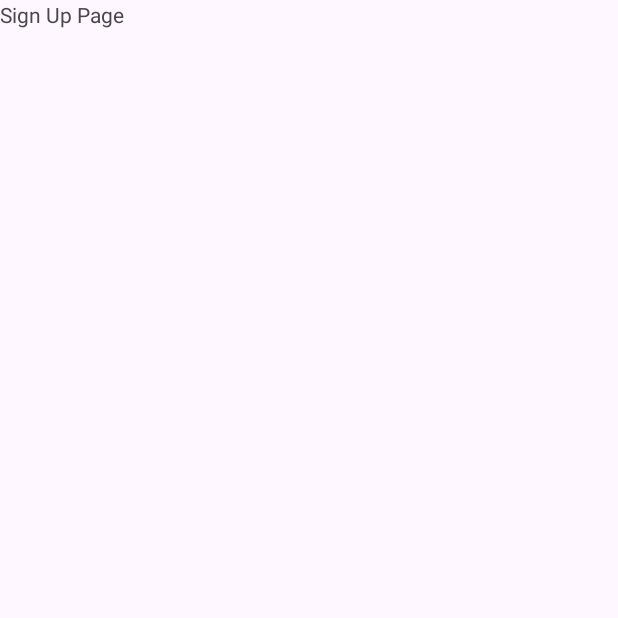
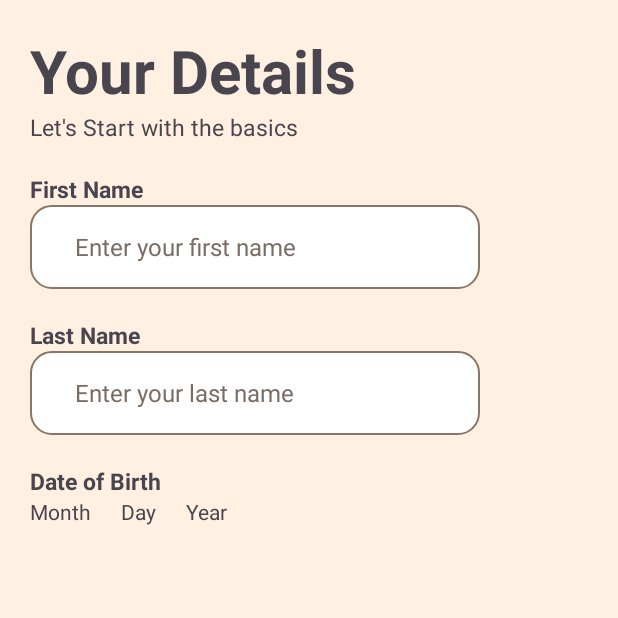
Before and after one commit to geezerbeez/DormMate, an Android app: the SignUp screen opened directly, with no data from a screen before it, on a phone screen of 412 x 824 dp, the top half of it. Before the commit the part shown is almost empty. Run offline under Robolectric (Android 15) with nearby library versions, the phone set to English and light mode, and no system bars.

Commit message:
Registration page 1

```diff
--- /dev/null
+++ b/app/src/main/res/drawable/rounded_input.xml
@@ -0,0 +1,13 @@
+<?xml version="1.0" encoding="utf-8"?>
+<shape xmlns:android="http://schemas.android.com/apk/res/android"
+    android:shape="rectangle">
+
+    <solid android:color="#FFFFFF" />
+
+    <stroke
+        android:width="1.5dp"
+        android:color="#8B7565" />
+
+    <corners android:radius="14dp" />
+
+</shape>
--- a/app/src/main/res/layout/activity_sign_up.xml
+++ b/app/src/main/res/layout/activity_sign_up.xml
@@ -1,15 +1,114 @@
 <?xml version="1.0" encoding="utf-8"?>
-<androidx.constraintlayout.widget.ConstraintLayout xmlns:android="http://schemas.android.com/apk/res/android"
+<LinearLayout xmlns:android="http://schemas.android.com/apk/res/android"
     xmlns:app="http://schemas.android.com/apk/res-auto"
     xmlns:tools="http://schemas.android.com/tools"
     android:id="@+id/main"
     android:layout_width="match_parent"
     android:layout_height="match_parent"
-    tools:context=".SignUp">
+    tools:context=".SignUp"
+    android:gravity="top"
+    android:background="@color/cream"
+    android:orientation="vertical"
+    >
+
+
+    <TextView
+        android:paddingTop="20dp"
+        android:paddingLeft="20dp"
+        android:layout_width="wrap_content"
+        android:layout_height="wrap_content"
+        android:textSize="40dp"
+        android:textStyle="bold"
+        android:text="Your Details"/>
+    <TextView
+        android:layout_width="wrap_content"
+        android:layout_height="wrap_content"
+        android:text="Let's Start with the basics"
+        android:paddingLeft="20dp"
+        android:textSize="15dp"/>
+    <TextView
+        android:layout_width="wrap_content"
+        android:layout_height="wrap_content"
+        android:paddingLeft="20dp"
+        android:paddingTop="20dp"
+        android:textSize="15dp"
+        android:textStyle="bold"
+        android:text="First Name"/>
+
+    <EditText
+        android:id="@+id/etFirstName"
+        android:layout_width="300dp"
+        android:layout_height="56dp"
+        android:autofillHints="personGivenName"
+        android:background="@drawable/rounded_input"
+        android:backgroundTint="@null"
+        android:gravity="center_vertical"
+        android:hint="Enter your first name"
+        android:inputType="textPersonName|textCapWords"
+        android:paddingStart="30dp"
+        android:paddingEnd="16dp"
+        android:singleLine="true"
+        android:textColor="#201B18"
+        android:textColorHint="#796C64"
+        android:textSize="16sp"
+        android:layout_marginStart="20dp"/>
 
     <TextView
         android:layout_width="wrap_content"
         android:layout_height="wrap_content"
-        android:text="Sign Up Page"/>
+        android:paddingLeft="20dp"
+        android:paddingTop="20dp"
+        android:textSize="15dp"
+        android:textStyle="bold"
+        android:text="Last Name"/>
 
-</androidx.constraintlayout.widget.ConstraintLayout>
+    <EditText
+        android:id="@+id/etFirstName"
+        android:layout_width="300dp"
+        android:layout_height="56dp"
+        android:autofillHints="personGivenName"
+        android:background="@drawable/rounded_input"
+        android:backgroundTint="@null"
+        android:gravity="center_vertical"
+        android:hint="Enter your last name"
+        android:inputType="textPersonName|textCapWords"
+        android:paddingStart="30dp"
+        android:paddingEnd="16dp"
+        android:singleLine="true"
+        android:textColor="#201B18"
+        android:textColorHint="#796C64"
+        android:textSize="16sp"
+        android:layout_marginStart="20dp"/>
+
+    <TextView
+        android:layout_width="wrap_content"
+        android:layout_height="wrap_content"
+        android:paddingLeft="20dp"
+        android:paddingTop="20dp"
+        android:textSize="15dp"
+        android:textStyle="bold"
+        android:text="Date of Birth"/>
+    <LinearLayout
+        android:layout_width="match_parent"
+        android:layout_height="match_parent"
+        android:orientation="horizontal"
+        android:gravity="top">
+        <TextView
+            android:layout_width="wrap_content"
+            android:layout_height="wrap_content"
+            android:paddingStart="20sp"
+            android:text="Month"/>
+        <TextView
+            android:layout_width="wrap_content"
+            android:layout_height="wrap_content"
+            android:paddingStart="20sp"
+            android:text="Day"/>
+        <TextView
+            android:layout_width="wrap_content"
+            android:layout_height="wrap_content"
+            android:paddingStart="20sp"
+            android:text="Year"/>
+</LinearLayout>
+
+
+</LinearLayout>
```
